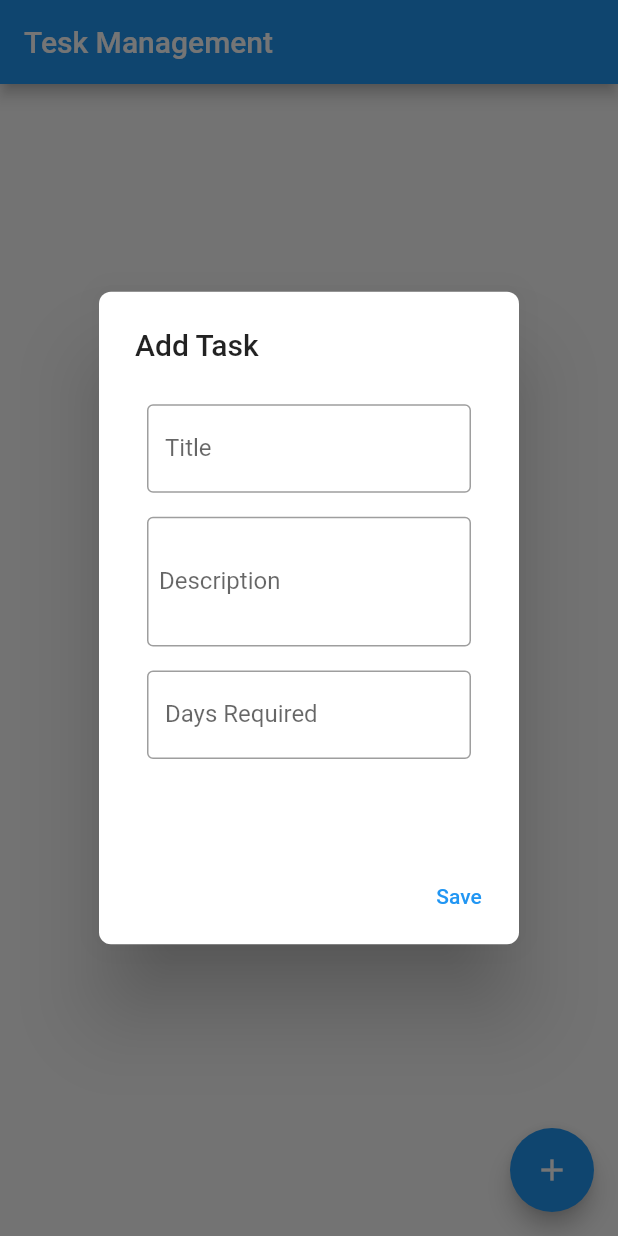
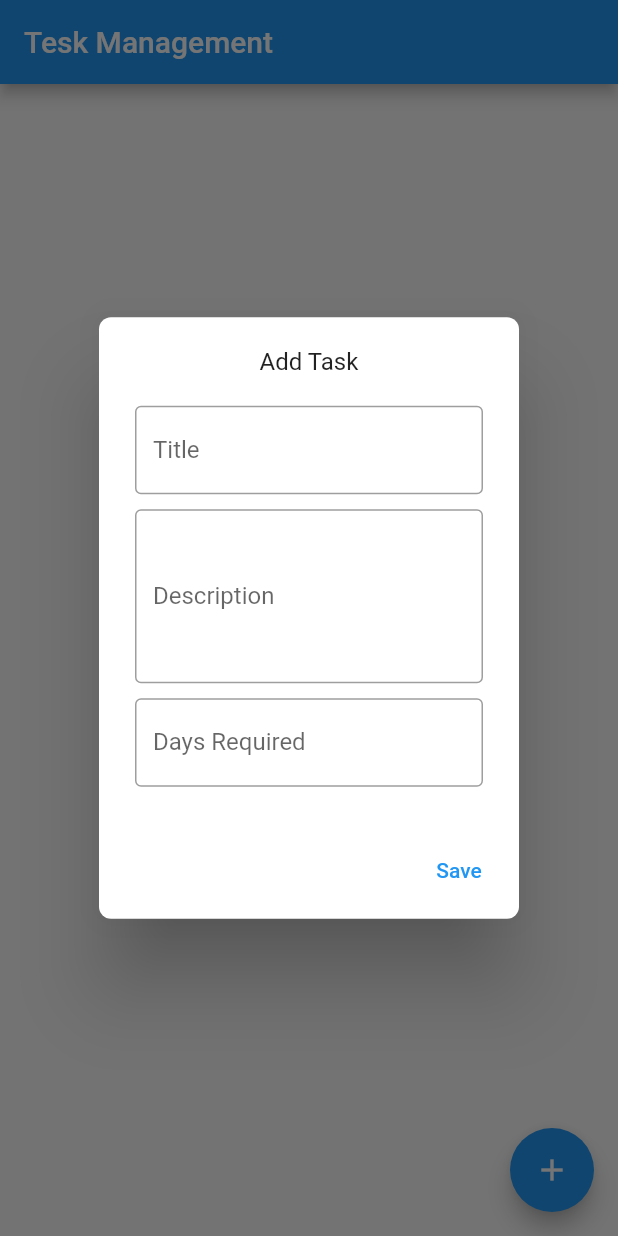
Before and after one commit to riShad241/assianment_8, a Flutter app: the screen it shows after launch, after a tap on the "add" icon, on a phone screen of 412 x 824 dp. Run offline on Flutter 3.47's test engine with Material 2 defaults, Android fonts, the phone set to English and light mode, and no system bars.

Commit message:
second project

```diff
--- a/lib/main.dart
+++ b/lib/main.dart
@@ -37,8 +37,11 @@ class _MyhomeState extends State<Myhome> {
             return ListTile(
               onLongPress: (){
                 showBottomSheet(context: context, builder: (context){
-                  return Column(
+                  return Padding(
+                    padding: const EdgeInsets.all(8.0),
+                    child: Column(
                       mainAxisSize: MainAxisSize.min,
+                      crossAxisAlignment: CrossAxisAlignment.start,
                       children: [
                         Text('Task Details', style: TextStyle(fontSize: 24,fontWeight: FontWeight.bold),
                         ),
@@ -52,10 +55,28 @@ class _MyhomeState extends State<Myhome> {
                         SizedBox(
                           height: 10,
                         ),
+
+                        Padding(
+                          padding: const EdgeInsets.all(8.0),
+                          child: Row(
+                            children: [
                               ElevatedButton(onPressed: (){
                                 Navigator.pop(context);
-                      }, child:const Text('Delete'))
+                              }, child: Text('OK')),
+                              SizedBox(
+                                width: 20,
+                              ),
+                              ElevatedButton(onPressed: (){
+                                Task.removeAt(index);
+                                setState(() {
+                                  Navigator.pop(context);
+                                });
+                              }, child:const Text('Delete')),
                             ],
+                          ),
+                        )
+                      ],
+                    ),
                   );
                 });
               },
@@ -66,52 +87,37 @@ class _MyhomeState extends State<Myhome> {
       floatingActionButton: FloatingActionButton(onPressed: (){
         showDialog(context: context, builder: (context){
           return AlertDialog(
-            title: Text('Add Task'),
-            content: Container(
-              height: 280,
-              width: 220,
-              child: Column(
+            content: Column(
+              mainAxisSize: MainAxisSize.min,
+              mainAxisAlignment: MainAxisAlignment.center,
               children: [
-                  Padding(
-                    padding: const EdgeInsets.all(8.0),
-                    child: TextFormField(
+                Text('Add Task'),
+                SizedBox(height: 20,),
+                TextFormField(
                   controller: _TitleController,
                   decoration: InputDecoration(
                     label: Text('Title'),
                     border: OutlineInputBorder(),
                   ),
                 ),
-                  ),
-                  Flexible(
-                    child: Padding(
-                      padding: const EdgeInsets.all(8.0),
-                      child: TextFormField(
+                SizedBox(height: 10,),
+                TextFormField(
+                  maxLines: 4,
                   controller: _DescriptionController,
                   decoration: InputDecoration(
-                          contentPadding: EdgeInsets.symmetric(vertical: 50),
-                          label: Padding(
-                            padding: const EdgeInsets.all(8.0),
-                            child: Text('Description'),
-                          ),
+                    label: Text('Description'),
                     border: OutlineInputBorder(),
                   ),
                 ),
-                    ),
-                  ),
-                  Flexible(
-                    child: Padding(
-                      padding: const EdgeInsets.all(8.0),
-                      child: TextFormField(
+                SizedBox(height: 10,),
+                TextFormField(
                   controller: _DaysController,
                   decoration: InputDecoration(
                     label: Text('Days Required'),
                     border: OutlineInputBorder(),
                   ),
                 ),
-                    ),
-                  ),
               ],
-              ),
             ),
 
             actions: [
@@ -123,6 +129,9 @@ class _MyhomeState extends State<Myhome> {
                   Task.add(AddTask(_TitleController.text, _DescriptionController.text,
                       _DaysController.text));
                 }
+                _TitleController.clear();
+                _DescriptionController.clear();
+                _DaysController.clear();
                 if(mounted){
                   setState(() {
 
```
Lines whose indentation alone changed are shown as unchanged.
